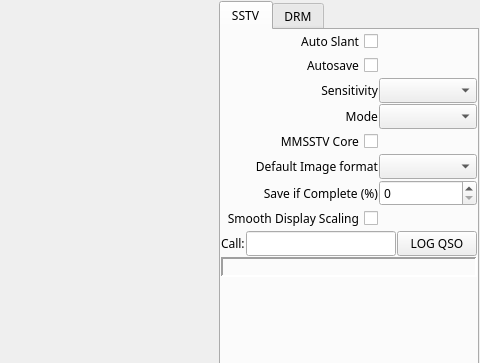
Qt form src/mainwidgets/rxwidget.ui (jbdubbs/QSSTV-Experimental) before a commit; both pictures show x 513 to 993 and y 0 to 363 of the 993 by 651 pixel window.
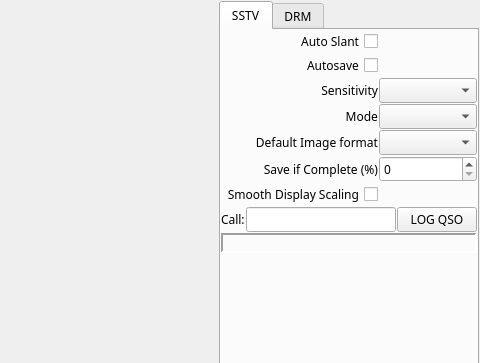
The same form after that commit. The open tabs and pages were chosen to show the change. Icons and pictures are not drawn. Custom widgets are drawn as their Qt base class.

Commit message:
Remove the MMSSTV Core engine (#55)
QSSTV's own engine handles every mode, so the second engine only added
issues. Removes the Core RX/TX/slant bridges, engine selection, the RX
"MMSSTV Core As Default" and TX "MMSSTV Core" checkboxes, the --engine and
--slant options, the raw-audio tap during normal receive, and the
mmsstv-core build dependency (CMake, AppImage scripts, tests). The
"(QSSTV)" tag is dropped from the receive status. Smooth Display Scaling
is kept.

Patch:
```diff
--- a/src/mainwidgets/rxwidget.ui
+++ b/src/mainwidgets/rxwidget.ui
@@ -404,19 +404,6 @@
             </widget>
            </item>
            <!-- Built upon the original QSSTV 9.5.11 by Johan Maes, ON4QZ (https://www.qsl.net/o/on4qz) -->
-           <item row="4" column="0">
-            <widget class="QCheckBox" name="engineCheckBox">
-             <property name="toolTip">
-              <string>Use the ported mmsstv-core engine where it supports the mode, else QSSTV-Experimental's own engine.</string>
-             </property>
-             <property name="layoutDirection">
-              <enum>Qt::RightToLeft</enum>
-             </property>
-             <property name="text">
-              <string>MMSSTV Core</string>
-             </property>
-            </widget>
-           </item>
            <item row="7" column="0">
             <widget class="QCheckBox" name="smoothDisplayCheckBox">
              <property name="toolTip">
```
Left out of the diff: 2 changed lines with no effect on the pictures. The commit also changes 37 other files.
